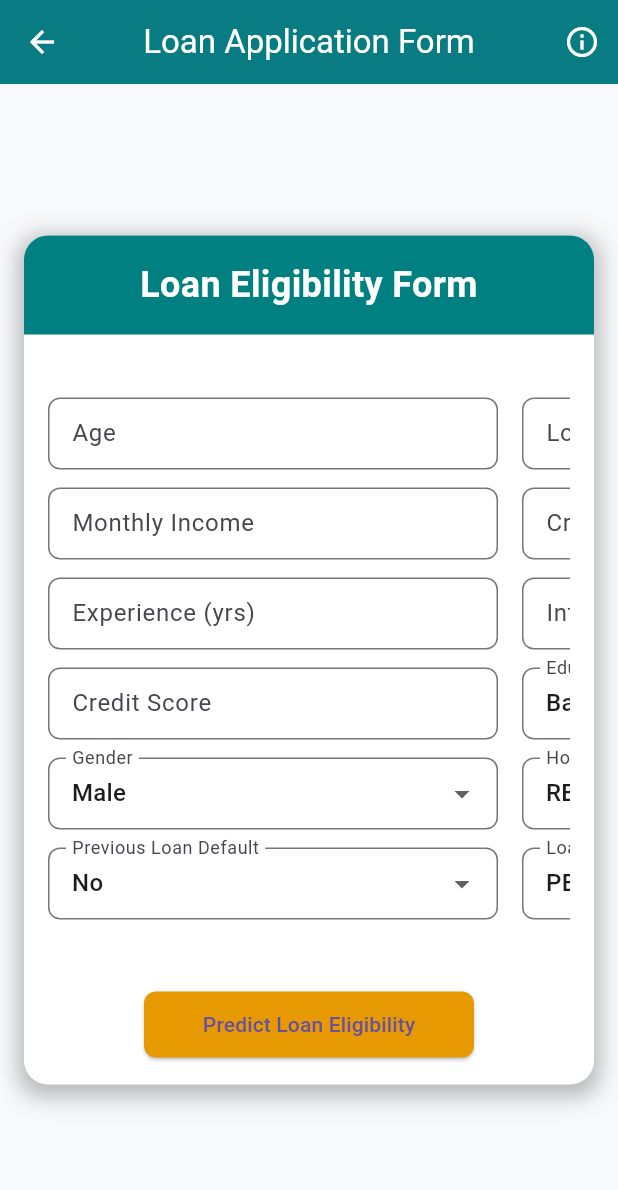
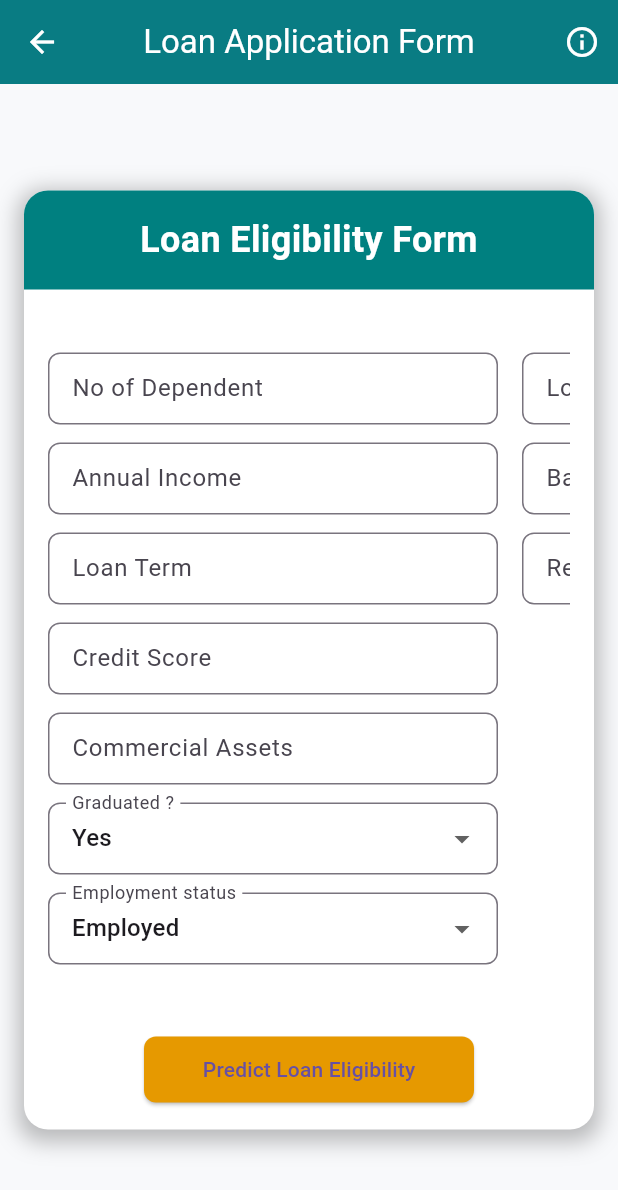
Before and after one commit to MohamadSanas/ML_based_CreditScoringModel, a Flutter app: the FormScreen screen opened by its route, on a phone screen of 412 x 824 dp. Shown: the top 1190 px of the screen. Run offline on Flutter 3.47's test engine with Material 3 defaults, Android fonts, the phone set to English and light mode, and no system bars; our stand-ins replace font_awesome_flutter.

Commit message:
complete loan eligibility pipeline (Flutter UI + Flask backend

```diff
--- a/frontend_flutter/lib/screens/form_screen.dart
+++ b/frontend_flutter/lib/screens/form_screen.dart
@@ -10,20 +10,20 @@ class FormScreen extends StatefulWidget {
 
 class _FormScreenState extends State<FormScreen> {
   // Controllers
-  final TextEditingController ageController = TextEditingController();
+  // ignore: non_constant_identifier_names
+  final TextEditingController Dependent = TextEditingController();
   final TextEditingController incomeController = TextEditingController();
-  final TextEditingController expController = TextEditingController();
+  final TextEditingController loanTerm = TextEditingController();
   final TextEditingController creditScoreController = TextEditingController();
   final TextEditingController loanAmountController = TextEditingController();
-  final TextEditingController creditHistoryController = TextEditingController();
-  final TextEditingController interestRateController = TextEditingController();
+  final TextEditingController bankAssets = TextEditingController();
+  final TextEditingController residentialAssets = TextEditingController();
+  final TextEditingController commercialAssets = TextEditingController();
+  // Dropdowns
+  String selectedEducation = "Yes";
+  String selectedEmployment = "Employed";
 
-  // Dropdowns
-  String selectedGender = "Male";
-  String selectedPrevLoan = "No";
-  String selectedEducation = "Bachelor";
-  String selectedOwnership = "RENT";
-  String selectedLoanIntent = "PERSONAL";
+
 
   bool isLoading = false;
 
@@ -31,18 +31,16 @@ class _FormScreenState extends State<FormScreen> {
   setState(() => isLoading = true);
 
   final inputData = {
-        "person_age": double.tryParse(ageController.text) ?? 0,
-        "person_gender": selectedGender.trim(), // send exact string
+        "Dependent": double.tryParse(Dependent.text) ?? 0,
+        "Education": selectedEducation.trim(),
         "person_income": double.tryParse(incomeController.text) ?? 0,
-        "person_emp_exp": double.tryParse(expController.text) ?? 0,
+        "Loan_term": double.tryParse(loanTerm.text) ?? 0,
         "credit_score": double.tryParse(creditScoreController.text) ?? 0,
-        "previous_loan_defaults_on_file": selectedPrevLoan, // "Yes" or "No"
-        "education": selectedEducation.trim(),
-        "home_ownership": selectedOwnership.trim(),
-        "loan_intent": selectedLoanIntent.trim(),
+        "Employment": selectedEmployment,
         "loan_amnt": double.tryParse(loanAmountController.text) ?? 0,
-        "credit_history_length": double.tryParse(creditHistoryController.text) ?? 0,
-        "loan_interest_rate": double.tryParse(interestRateController.text) ?? 0,
+        "bankAssets": double.tryParse(bankAssets.text) ?? 0,
+        "residential_assets": double.tryParse(residentialAssets.text) ?? 0,
+        "commercial_assets": double.tryParse(commercialAssets.text) ?? 0,
       };
 
       try {
@@ -115,7 +113,11 @@ class _FormScreenState extends State<FormScreen> {
             padding: const EdgeInsets.all(16),
             child: Container(
               width: double.infinity,
-              constraints: const BoxConstraints(maxWidth: 800, minHeight: 500),
+              constraints: const BoxConstraints(
+                maxWidth: 800,
+                minHeight: 500
+                ),
+
               decoration: BoxDecoration(
                 color: Colors.white,
                 borderRadius: BorderRadius.circular(16),
@@ -166,15 +168,16 @@ class _FormScreenState extends State<FormScreen> {
                             width: 300, // min width for left column
                             child: Column(
                               children: [
-                                buildTextField("Age", ageController),
-                                buildTextField("Monthly Income", incomeController),
-                                buildTextField("Experience (yrs)", expController),
+                                buildTextField("No of Dependent", Dependent),
+                                buildTextField("Annual Income", incomeController),
+                                buildTextField("Loan Term", loanTerm),
                                 buildTextField("Credit Score", creditScoreController),
-                                buildDropdown("Gender", selectedGender, ["Male", "Female", "Other"],
-                                    (val) => setState(() => selectedGender = val!)),
+                                buildTextField("Commercial Assets", commercialAssets),
+                                buildDropdown("Graduated ?", selectedEducation, ["Yes", "No"],
+                                    (val) => setState(() => selectedEducation = val!)),
                                 buildDropdown(
-                                    "Previous Loan Default", selectedPrevLoan, ["Yes", "No"],
-                                    (val) => setState(() => selectedPrevLoan = val!)),
+                                    "Employment status", selectedEmployment, ["Employed", "Unemployed"],
+                                    (val) => setState(() => selectedEmployment = val!)),
                               ],
                             ),
                           ),
@@ -185,26 +188,8 @@ class _FormScreenState extends State<FormScreen> {
                             child: Column(
                               children: [
                                 buildTextField("Loan Amount", loanAmountController),
-                                buildTextField("Credit History (yrs)", creditHistoryController),
-                                buildTextField("Interest Rate", interestRateController),
-                                buildDropdown("Education", selectedEducation,
-                                    ["Associate", "Bachelor", "Doctorate", "High School", "Master"],
-                                    (val) => setState(() => selectedEducation = val!)),
-                                buildDropdown("Home Ownership", selectedOwnership,
-                                    ["MORTGAGE", "OTHER", "OWN", "RENT"],
-                                    (val) => setState(() => selectedOwnership = val!)),
-                                buildDropdown(
-                                    "Loan Intent",
-                                    selectedLoanIntent,
-                                    [
-                                      "DEBTCONSOLIDATION",
-                                      "EDUCATION",
-                                      "HOMEIMPROVEMENT",
-                                      "MEDICAL",
-                                      "PERSONAL",
-                                      "VENTURE"
-                                    ],
-                                    (val) => setState(() => selectedLoanIntent = val!)),
+                                buildTextField("Bank Assets", bankAssets),
+                                buildTextField("Residential Assets", residentialAssets),
                               ],
                             ),
                           ),
```
Also changed, not shown: frontend_flutter/lib/screens/result_screen.dart (+98 -24 lines), 9 other files.
